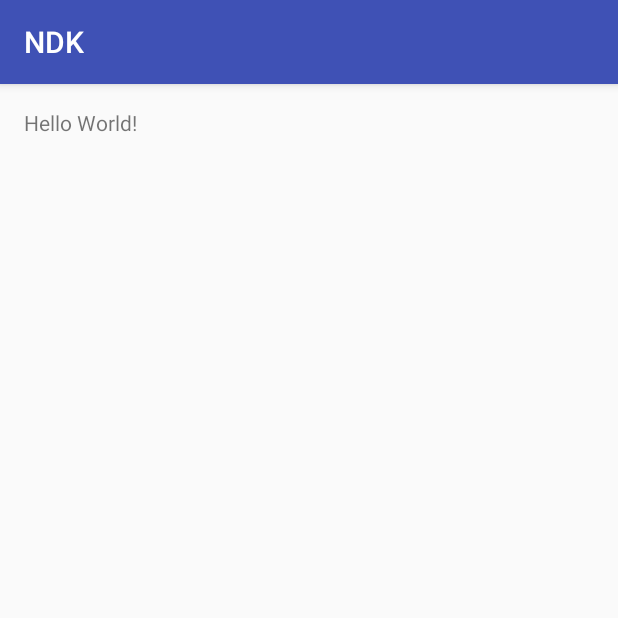
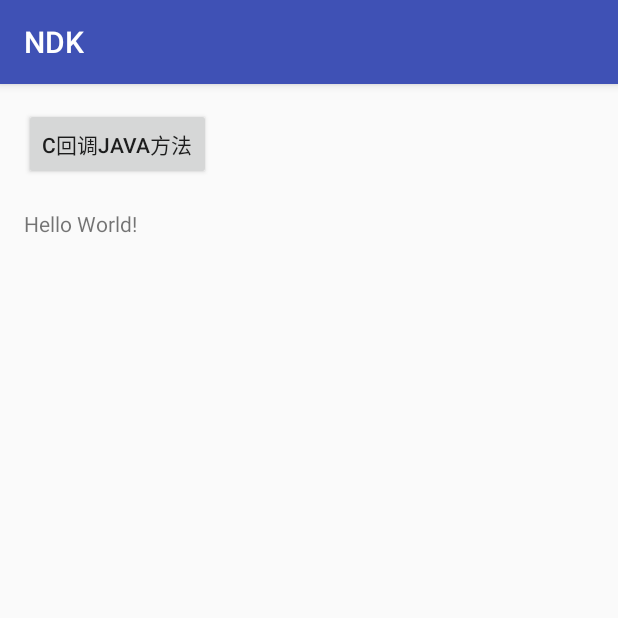
Before and after one commit to wuzhipeng/ndkdemo, an Android app: the screen it shows after launch (MainActivity), on a phone screen of 412 x 824 dp, the top half of it. Run offline under Robolectric (Android 15) with nearby library versions, the phone set to English and light mode, and no system bars; 2 statements that could not run were skipped.

Commit message:
添加C回调Java的方法

```diff
--- a/app/src/main/java/freeman/ndk/MainActivity.java
+++ b/app/src/main/java/freeman/ndk/MainActivity.java
@@ -2,18 +2,37 @@ package freeman.ndk;
 
 import android.os.Bundle;
 import android.support.v7.app.AppCompatActivity;
+import android.view.View;
+import android.widget.Button;
 import android.widget.TextView;
 
 public class MainActivity extends AppCompatActivity {
 
     TextView tv = null;
+    TextView tv1 = null;
+    Button btn = null;
+
     @Override
     protected void onCreate(Bundle savedInstanceState) {
         super.onCreate(savedInstanceState);
         setContentView(R.layout.activity_main);
         tv = (TextView) findViewById(R.id.text);
+        tv1 = (TextView) findViewById(R.id.text1);
+        btn = (Button) findViewById(R.id.btn);
 
-        NDKUtils utils = new NDKUtils();
+
+        final NDKUtils utils = new NDKUtils(tv1);
+
+        btn.setOnClickListener(new View.OnClickListener() {
+            @Override
+            public void onClick(View v) {
+                // 调用C方法，让它回调Java方法
+                   utils.callCCode();
+            }
+        });
+
+
         tv.setText(NDKUtils.getCLanguageString() + "\n" + utils.getCLanguageInt(5));
+
     }
 }
--- a/app/src/main/java/freeman/ndk/NDKUtils.java
+++ b/app/src/main/java/freeman/ndk/NDKUtils.java
@@ -1,12 +1,40 @@
 package freeman.ndk;
+
+import android.widget.TextView;
 
 /**
  * Created by freeman on 2016/3/15.
  */
 public class NDKUtils {
+    private TextView textView;
+
+    public NDKUtils(TextView tv) {
+        textView = tv;
+    }
+
     public native static String getCLanguageString();
 
     public native int getCLanguageInt(int a);
+
+    public native void callCCode();
+
+    /**
+     * 给C回调的方法，带参数String
+     * @param string
+     */
+    public void cLanguageCallBack(String string) {
+       if(textView != null)
+            textView.setText(string);
+    }
+
+    /**
+     * 不带参数，给C回调的方法
+     */
+    public void javaMethod() {
+        System.out.println("打印");
+    }
+
+
 
     static {
         System.loadLibrary("NDKSO");
--- a/app/src/main/res/layout/activity_main.xml
+++ b/app/src/main/res/layout/activity_main.xml
@@ -1,5 +1,5 @@
 <?xml version="1.0" encoding="utf-8"?>
-<RelativeLayout xmlns:android="http://schemas.android.com/apk/res/android"
+<LinearLayout xmlns:android="http://schemas.android.com/apk/res/android"
     xmlns:tools="http://schemas.android.com/tools"
     android:layout_width="match_parent"
     android:layout_height="match_parent"
@@ -7,11 +7,24 @@
     android:paddingLeft="@dimen/activity_horizontal_margin"
     android:paddingRight="@dimen/activity_horizontal_margin"
     android:paddingTop="@dimen/activity_vertical_margin"
+    android:orientation="vertical"
     tools:context="freeman.ndk.MainActivity">
+
+    <Button
+        android:id="@+id/btn"
+        android:layout_width="wrap_content"
+        android:layout_height="wrap_content"
+        android:text="C回调Java方法"/>
+
+    <TextView
+        android:id="@+id/text1"
+        android:layout_width="wrap_content"
+        android:layout_height="wrap_content" />
 
     <TextView
         android:id="@+id/text"
         android:layout_width="wrap_content"
         android:layout_height="wrap_content"
         android:text="Hello World!" />
-</RelativeLayout>
+
+</LinearLayout>
```
Also changed, not shown: 2 other files.
